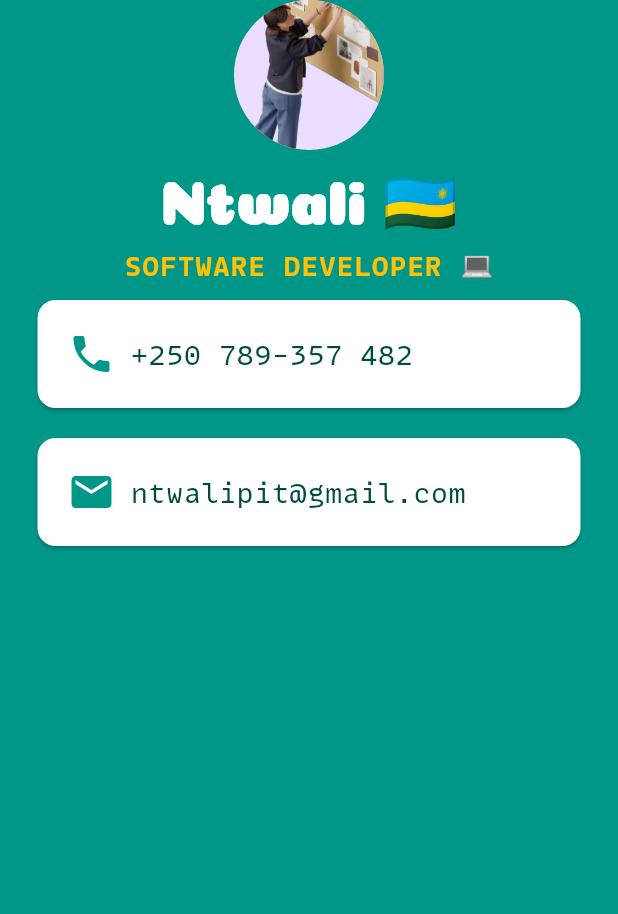
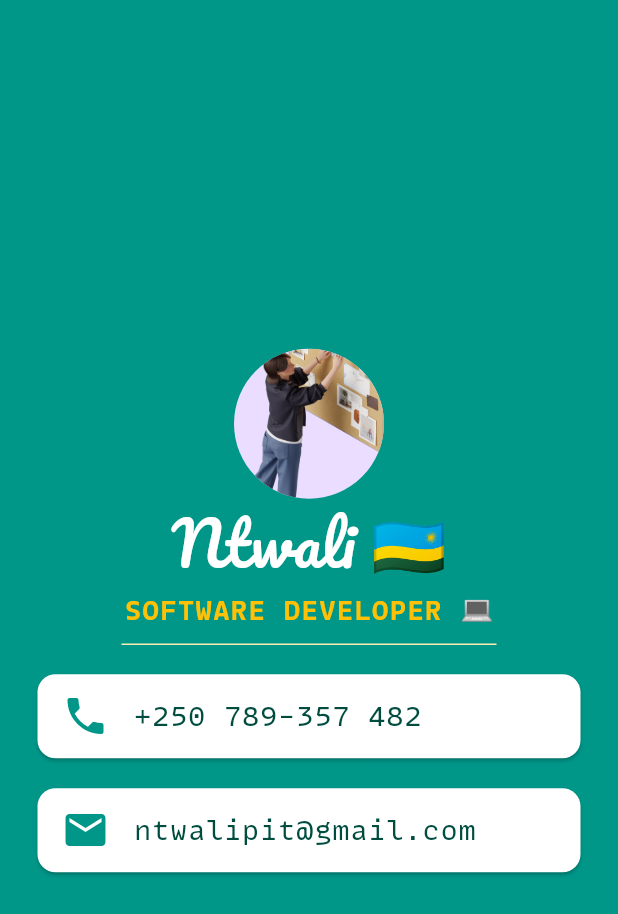
Before and after one commit to Iam-Ntwali/Flutter-Projects, a Flutter app: the screen it shows after launch, on a phone screen of 412 x 824 dp. Shown: the top 914 px of the screen. Run offline on Flutter 3.47's test engine with Material 3 defaults, Android fonts, the phone set to English and light mode, and no system bars.

Commit message:
some changes

```diff
--- a/lib/main.dart
+++ b/lib/main.dart
@@ -26,6 +26,8 @@ class MyApp extends StatelessWidget {
         // ),
         body: SafeArea(
           child: Column(
+            // Column
+            mainAxisAlignment: MainAxisAlignment.center,
             children: [
               const CircleAvatar(
                 radius: 50.0,
@@ -37,8 +39,7 @@ class MyApp extends StatelessWidget {
                 'Ntwali 🇷🇼',
                 style: TextStyle(
                   fontSize: 40.0,
-                  fontWeight: FontWeight.bold,
-                  fontFamily: 'Coiny',
+                  fontFamily: 'Pacifico',
                   color: Colors.white,
                 ),
               ),
@@ -51,53 +52,48 @@ class MyApp extends StatelessWidget {
                   color: Colors.amber,
                 ),
               ),
+              SizedBox(
+                height: 20.0,
+                width: 250.0,
+                child: Divider(
+                  color: Colors.amber.shade100,
+                ),
+              ),
               Card(
                 color: Colors.white,
                 margin: EdgeInsets.symmetric(vertical: 10.0, horizontal: 25.0),
-                child: Padding(
-                  padding: const EdgeInsets.all(20.0),
-                  child: Row(
-                    children: [
-                      Icon(
+                child: ListTile(
+                  leading: Icon(
                     Icons.phone,
                     size: 32.0,
                     color: Colors.teal,
                   ),
-                      SizedBox(width: 10),
-                      Text(
+                  title: Text(
                     '+250 789-357 482',
                     style: TextStyle(
                       color: Colors.teal[900],
                       fontSize: 18.0,
                       fontFamily: 'MonoLisa',
                     ),
-                      )
-                    ],
                   ),
                 ),
               ),
               Card(
                 color: Colors.white,
                 margin: EdgeInsets.symmetric(vertical: 10.0, horizontal: 25.0),
-                child: Padding(
-                  padding: const EdgeInsets.all(20.0),
-                  child: Row(
-                    children: [
-                      Icon(
+                child: ListTile(
+                  leading: Icon(
                     Icons.email,
                     size: 32.0,
                     color: Colors.teal,
                   ),
-                      SizedBox(width: 10),
-                      Text(
+                  title: Text(
                     'ntwalipit@gmail.com',
                     style: TextStyle(
                       color: Colors.teal[900],
                       fontSize: 18.0,
                       fontFamily: 'MonoLisa',
                     ),
-                      )
-                    ],
                   ),
                 ),
               ),
--- a/pubspec.yaml
+++ b/pubspec.yaml
@@ -75,6 +75,10 @@ flutter:
       fonts:
         - asset: fonts/MonoLisaVariableNormal.ttf
 
+    - family: Pacifico
+      fonts:
+        - asset: fonts/Pacifico-Regular.ttf
+
   #
   # For details regarding fonts from package dependencies,
   # see https://flutter.dev/custom-fonts/#from-packages
```
Also changed, not shown: fonts/Pacifico-Regular.ttf (added). Lines whose indentation alone changed are shown as unchanged.
